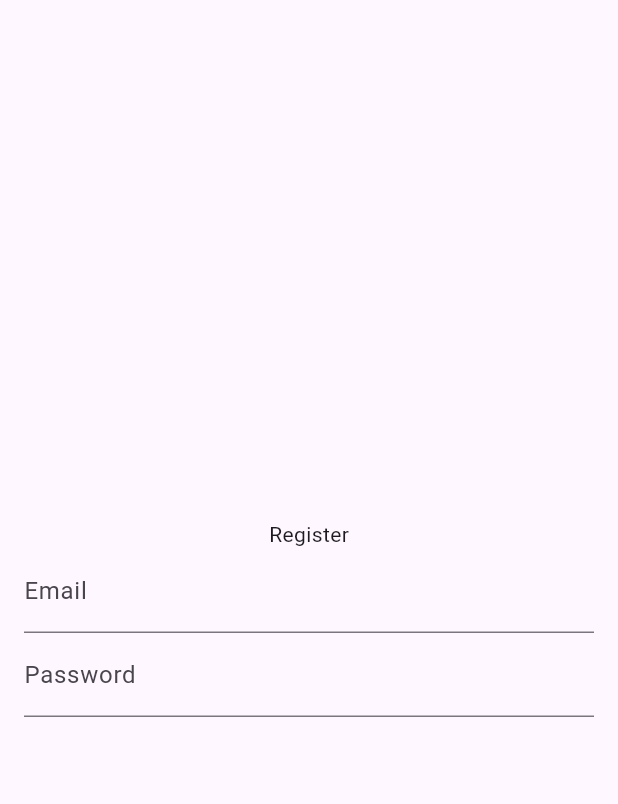
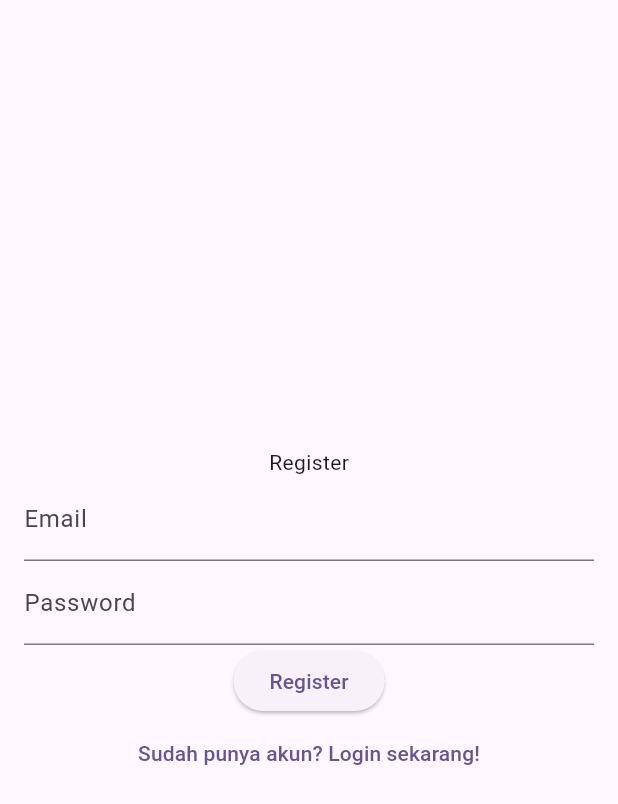
Before and after one commit to emzhran/20220140118_act4, a Flutter app: the RegisterPage screen opened directly, on a phone screen of 412 x 824 dp. Shown: the top 804 px of the screen. Run offline on Flutter 3.47's test engine with Material 3 defaults, Android fonts, the phone set to English and light mode, and no system bars.

Commit message:
menambahkan formkey untuk validasi dan button navigasi ke halaman login

```diff
--- a/lib/register_page.dart
+++ b/lib/register_page.dart
@@ -1,4 +1,5 @@
 import 'package:flutter/material.dart';
+import 'package:navigation_routing_parsingparameter/login_page.dart';
 
 class RegisterPage extends StatefulWidget {
   const RegisterPage({super.key});
@@ -18,8 +19,10 @@ class _RegisterPageState extends State<RegisterPage> {
 
   @override
   Widget build(BuildContext context) {
+    final _formKey = GlobalKey<FormState>();
     return Scaffold(
       body: Form(
+        key: _formKey,
         child: Padding(
           padding: const EdgeInsets.all(16.0),
           child: Column(
@@ -47,6 +50,23 @@ class _RegisterPageState extends State<RegisterPage> {
                   return null;
                 },
               ),
+              ElevatedButton(
+                onPressed: () {
+                  if (_formKey.currentState!.validate()) {
+                    Navigator.pushReplacement(
+                      context,
+                      MaterialPageRoute(builder: (context) => LoginPage()),
+                    );
+                  }
+                },
+                child: Text('Register'),
+              ),
+              TextButton(
+                onPressed: () {
+                  Navigator.pushNamed(context, '/login');
+                },
+                child: Text('Sudah punya akun? Login sekarang!'),
+              ),
             ],
           ),
         ),
```
